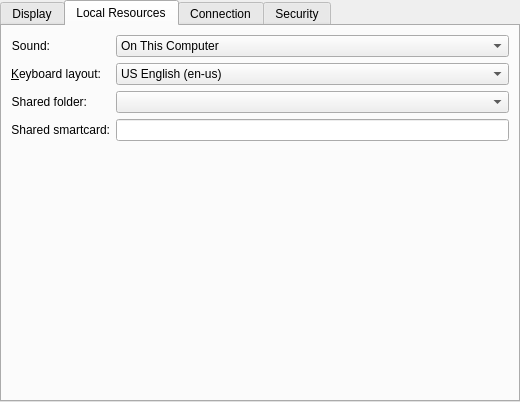
Above: rdp/rdppreferences.ui from KDE/krdc before the change. Below: the same form after it.
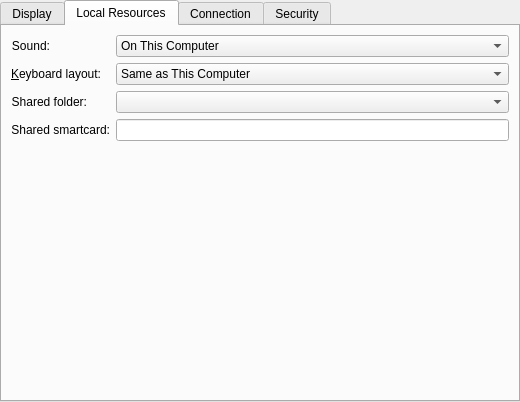
That is the form after the change. The open tabs and pages were chosen to show the change. Custom widgets are drawn as their Qt base class.

Commit message:
RDP: Add a keyboard layout option that follows this computer
The keyboard layout previously defaulted to US English.

Add a "Same as This Computer" layout and make it the default. It reads
the layout when connecting: the primary layout that Plasma applies from
kxkbrc on X11 and Wayland, or else the XKB_DEFAULT_* variables that Plasma
sets from the system layout on Wayland. US English is used when the layout
is unknown or has no RDP equivalent.

Saved connection keyboard layout is unchanged.

The edit to the form file:
```diff
--- a/rdp/rdppreferences.ui
+++ b/rdp/rdppreferences.ui
@@ -523,8 +523,13 @@
           <string>Use this to specify your keyboard layout. This layout setting is used to send the correct keyboard codes to the server.</string>
          </property>
          <property name="currentIndex">
-          <number>7</number>
+          <number>0</number>
          </property>
+         <item>
+          <property name="text">
+           <string>Same as This Computer</string>
+          </property>
+         </item>
          <item>
           <property name="text">
            <string>Arabic (ar)</string>
```
The commit also changes 7 other files.
